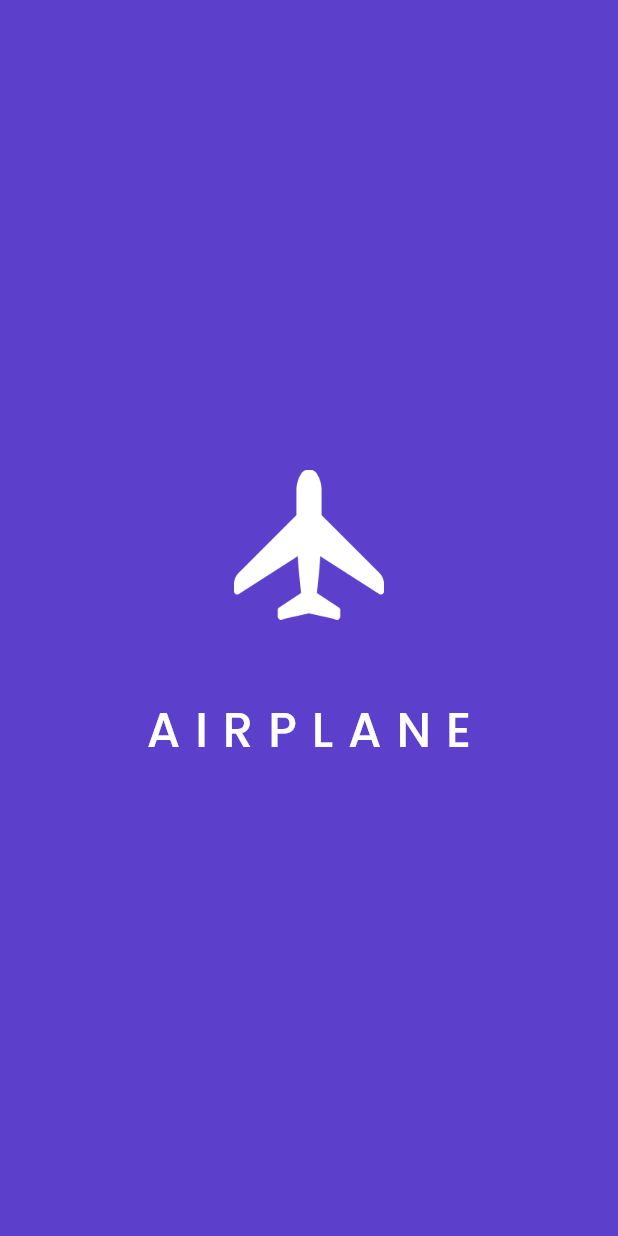
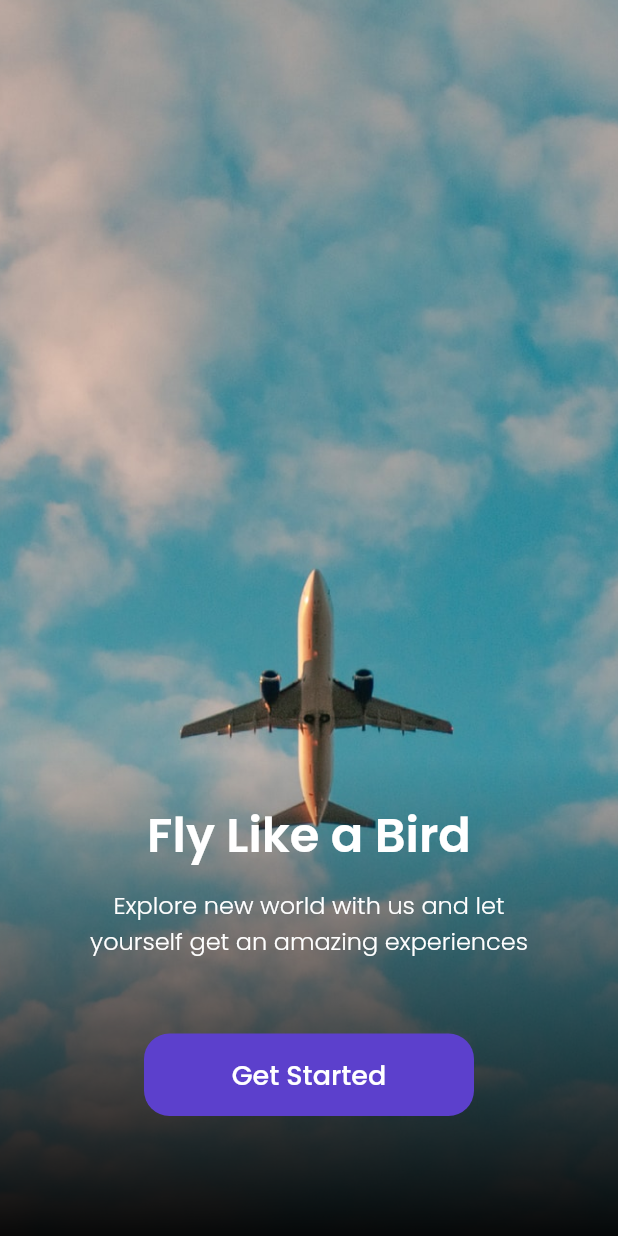
Before and after one commit to RFerdiawan/flutter_airplane_app, a Flutter app: the screen it shows after launch, on a phone screen of 412 x 824 dp. Run offline on Flutter 3.47's test engine with Material 2 defaults, Android fonts, the phone set to English and light mode, and no system bars; our stand-ins replace google_fonts.

Commit message:
Slicing UI get started and make routes

```diff
--- a/lib/main.dart
+++ b/lib/main.dart
@@ -1,3 +1,4 @@
+import 'package:airplanes/ui/pages/get_started_page.dart';
 import 'package:airplanes/ui/pages/splash_page.dart';
 import 'package:flutter/material.dart';
 
@@ -14,7 +15,10 @@
     return MaterialApp(
       debugShowCheckedModeBanner: false,
       title: 'Airplanes',
-      home: SplashPage(),
+      routes: {
+        '/': (context) => SplashPage(),
+        '/get-started': (context) => GetStartedPage(),
+      },
     );
   }
 }
--- /dev/null
+++ b/lib/ui/pages/get_started_page.dart
@@ -0,0 +1,74 @@
+import 'package:airplanes/shared/theme.dart';
+import 'package:flutter/material.dart';
+
+class GetStartedPage extends StatelessWidget {
+  const GetStartedPage({Key? key}) : super(key: key);
+
+  @override
+  Widget build(BuildContext context) {
+    return Scaffold(
+      body: Stack(
+        children: [
+          Container(
+            decoration: BoxDecoration(
+              image: DecorationImage(
+                image: AssetImage('assets/image_getstarted.png'),
+                fit: BoxFit.cover,
+              ),
+            ),
+          ),
+          Center(
+            child: Column(
+              crossAxisAlignment: CrossAxisAlignment.center,
+              mainAxisAlignment: MainAxisAlignment.end,
+              children: [
+                Text(
+                  'Fly Like a Bird',
+                  style: whiteTextStyle.copyWith(
+                    fontSize: 32,
+                    fontWeight: semiBold,
+                  ),
+                ),
+                SizedBox(
+                  height: 10,
+                ),
+                Text(
+                  'Explore new world with us and let \nyourself get an amazing experiences',
+                  style: whiteTextStyle.copyWith(
+                    fontSize: 16,
+                    fontWeight: light,
+                  ),
+                  textAlign: TextAlign.center,
+                ),
+                Container(
+                  height: 55,
+                  width: 220,
+                  margin: EdgeInsets.only(
+                    top: 50,
+                    bottom: 80,
+                  ),
+                  child: TextButton(
+                    onPressed: () {},
+                    style: TextButton.styleFrom(
+                      backgroundColor: kPrimaryColor,
+                      shape: RoundedRectangleBorder(
+                        borderRadius: BorderRadius.circular(17),
+                      ),
+                    ),
+                    child: Text(
+                      'Get Started',
+                      style: whiteTextStyle.copyWith(
+                        fontSize: 18,
+                        fontWeight: medium,
+                      ),
+                    ),
+                  ),
+                )
+              ],
+            ),
+          )
+        ],
+      ),
+    );
+  }
+}
--- a/lib/ui/pages/splash_page.dart
+++ b/lib/ui/pages/splash_page.dart
@@ -1,8 +1,24 @@
+import 'dart:async';
+
 import 'package:airplanes/shared/theme.dart';
+import 'package:airplanes/ui/pages/get_started_page.dart';
 import 'package:flutter/material.dart';
 
-class SplashPage extends StatelessWidget {
+class SplashPage extends StatefulWidget {
   const SplashPage({Key? key}) : super(key: key);
+
+  @override
+  State<SplashPage> createState() => _SplashPageState();
+}
+
+class _SplashPageState extends State<SplashPage> {
+  @override
+  void initState() {
+    Timer(Duration(seconds: 4), () {
+      Navigator.pushNamed(context, '/get-started');
+    });
+    super.initState();
+  }
 
   @override
   Widget build(BuildContext context) {
```
Also changed, not shown: assets/image_getstarted.png.
